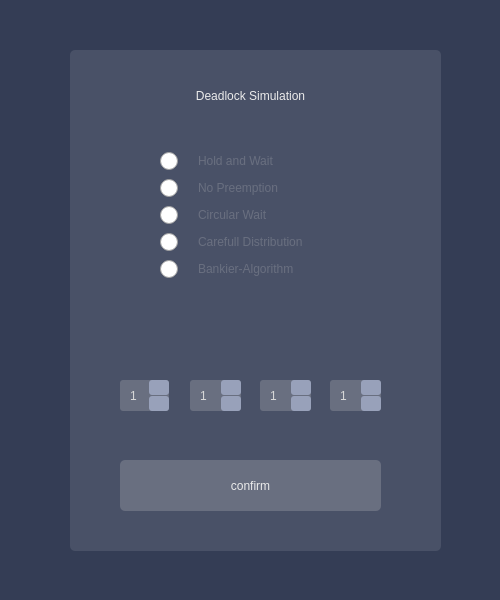
breathTake/Deadlocks-Algorithm-Simulation, file DeadLocks-Final-Test/startdialog.ui: the form before one commit.
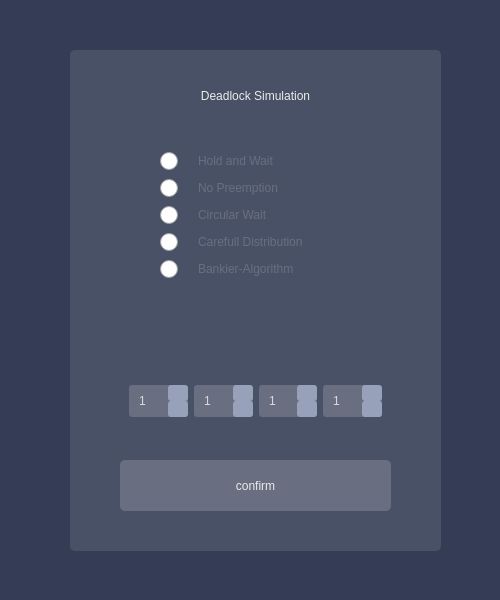
The form after the commit. Icons and pictures are not drawn.

Commit message:
finished converting images into stylesheet qt widgets
all images for background labels removed and replaced with correct stylesheets
cleaned up unneeded resources

```diff
--- a/DeadLocks-Final-Test/startdialog.ui
+++ b/DeadLocks-Final-Test/startdialog.ui
@@ -242,7 +242,7 @@
     <rect>
      <x>120</x>
      <y>460</y>
-     <width>261</width>
+     <width>271</width>
      <height>51</height>
     </rect>
    </property>
@@ -256,8 +256,8 @@
 QPushButton::pressed {
     border-radius: 5px;
 	background-color: rgb(43, 48, 63);
-	font: 18pt &quot;Futura BdCn BT&quot;;
 	color: rgb(217, 217, 217);
+	font: 18pt &quot;Futura Hv BT&quot;;
 }
 QPushButton::hover {
 	background-color: rgb(152, 161, 186);
@@ -271,251 +271,6 @@
     <bool>false</bool>
    </property>
   </widget>
-  <widget class="QSpinBox" name="spinBox_Printer">
-   <property name="geometry">
-    <rect>
-     <x>120</x>
-     <y>380</y>
-     <width>49</width>
-     <height>31</height>
-    </rect>
-   </property>
-   <property name="styleSheet">
-    <string notr="true"> QSpinBox {
-    padding-right: 15px; /* make room for the arrows */
-    border-width: 5px;
-	border-radius: 3px;
-	color: rgb(217, 217, 217);
-	background-color: rgb(105, 111, 128);
-    padding: 8px;
-}
-
-QSpinBox::up-button {
-    subcontrol-origin: border;
-	border-radius: 3px;
-    subcontrol-position:  top right; 
-	background-color: rgb(152, 161, 186);
-    width: 20px;
-    border-width: 3px;
-}
-
-QSpinBox::up-button:hover {
-	background-color: rgb(183, 194, 224);
-}
-
-QSpinBox::up-arrow {
-	image: url(:/resources/arrow_up.png);
-}
-
-QSpinBox::down-button {
-    subcontrol-origin: border;
-	border-radius: 3px;
-    subcontrol-position:  bottom right; /* position at the top right corner */
-	background-color: rgb(152, 161, 186);
-    width: 20px; /* 16 + 2*1px border-width = 15px padding + 3px parent border */
-    border-width: 3px;
-}
-
-QSpinBox::down-button:hover {
-	background-color: rgb(183, 194, 224);
-}
-
-QSpinBox::down-arrow {
-	image: url(:/resources/arrow_down.png);
-}
-</string>
-   </property>
-   <property name="minimum">
-    <number>1</number>
-   </property>
-   <property name="maximum">
-    <number>10</number>
-   </property>
-  </widget>
-  <widget class="QSpinBox" name="spinBox_Cd">
-   <property name="geometry">
-    <rect>
-     <x>190</x>
-     <y>380</y>
-     <width>51</width>
-     <height>31</height>
-    </rect>
-   </property>
-   <property name="styleSheet">
-    <string notr="true"> QSpinBox {
-    padding-right: 15px; /* make room for the arrows */
-    border-width: 5px;
-	border-radius: 3px;
-	color: rgb(217, 217, 217);
-	background-color: rgb(105, 111, 128);
-    padding: 8px;
-}
-
-QSpinBox::up-button {
-    subcontrol-origin: border;
-	border-radius: 3px;
-    subcontrol-position:  top right; 
-	background-color: rgb(152, 161, 186);
-    width: 20px;
-    border-width: 3px;
-}
-
-QSpinBox::up-button:hover {
-	background-color: rgb(183, 194, 224);
-}
-
-QSpinBox::up-arrow {
-	image: url(:/resources/arrow_up.png);
-}
-
-QSpinBox::down-button {
-    subcontrol-origin: border;
-	border-radius: 3px;
-    subcontrol-position:  bottom right; /* position at the top right corner */
-	background-color: rgb(152, 161, 186);
-    width: 20px; /* 16 + 2*1px border-width = 15px padding + 3px parent border */
-    border-width: 3px;
-}
-
-QSpinBox::down-button:hover {
-	background-color: rgb(183, 194, 224);
-}
-
-QSpinBox::down-arrow {
-	image: url(:/resources/arrow_down.png);
-}
-
-</string>
-   </property>
-   <property name="minimum">
-    <number>1</number>
-   </property>
-   <property name="maximum">
-    <number>10</number>
-   </property>
-  </widget>
-  <widget class="QSpinBox" name="spinBox_Plotter">
-   <property name="geometry">
-    <rect>
-     <x>260</x>
-     <y>380</y>
-     <width>51</width>
-     <height>31</height>
-    </rect>
-   </property>
-   <property name="styleSheet">
-    <string notr="true"> QSpinBox {
-    padding-right: 15px; /* make room for the arrows */
-    border-width: 5px;
-	border-radius: 3px;
-	color: rgb(217, 217, 217);
-	background-color: rgb(105, 111, 128);
-    padding: 8px;
-}
-
-QSpinBox::up-button {
-    subcontrol-origin: border;
-	border-radius: 3px;
-    subcontrol-position:  top right; 
-	background-color: rgb(152, 161, 186);
-    width: 20px;
-    border-width: 3px;
-}
-
-QSpinBox::up-button:hover {
-	background-color: rgb(183, 194, 224);
-}
-
-QSpinBox::up-arrow {
-	image: url(:/resources/arrow_up.png);
-}
-
-QSpinBox::down-button {
-    subcontrol-origin: border;
-	border-radius: 3px;
-    subcontrol-position:  bottom right; /* position at the top right corner */
-	background-color: rgb(152, 161, 186);
-    width: 20px; /* 16 + 2*1px border-width = 15px padding + 3px parent border */
-    border-width: 3px;
-}
-
-QSpinBox::down-button:hover {
-	background-color: rgb(183, 194, 224);
-}
-
-QSpinBox::down-arrow {
-	image: url(:/resources/arrow_down.png);
-}
-</string>
-   </property>
-   <property name="minimum">
-    <number>1</number>
-   </property>
-   <property name="maximum">
-    <number>10</number>
-   </property>
-  </widget>
-  <widget class="QSpinBox" name="spinBox_TapeDrive">
-   <property name="geometry">
-    <rect>
-     <x>330</x>
-     <y>380</y>
-     <width>51</width>
-     <height>31</height>
-    </rect>
-   </property>
-   <property name="styleSheet">
-    <string notr="true"> QSpinBox {
-    padding-right: 15px; /* make room for the arrows */
-    border-width: 5px;
-	border-radius: 3px;
-	color: rgb(217, 217, 217);
-	background-color: rgb(105, 111, 128);
-    padding: 8px;
-}
-
-QSpinBox::up-button {
-    subcontrol-origin: border;
-	border-radius: 3px;
-    subcontrol-position:  top right; 
-	background-color: rgb(152, 161, 186);
-    width: 20px;
-    border-width: 3px;
-}
-
-QSpinBox::up-button:hover {
-	background-color: rgb(183, 194, 224);
-}
-
-QSpinBox::up-arrow {
-	image: url(:/resources/arrow_up.png);
-}
-
-QSpinBox::down-button {
-    subcontrol-origin: border;
-	border-radius: 3px;
-    subcontrol-position:  bottom right; /* position at the top right corner */
-	background-color: rgb(152, 161, 186);
-    width: 20px; /* 16 + 2*1px border-width = 15px padding + 3px parent border */
-    border-width: 3px;
-}
-
-QSpinBox::down-button:hover {
-	background-color: rgb(183, 194, 224);
-}
-
-QSpinBox::down-arrow {
-	image: url(:/resources/arrow_down.png);
-}
-</string>
-   </property>
-   <property name="minimum">
-    <number>1</number>
-   </property>
-   <property name="maximum">
-    <number>10</number>
-   </property>
-  </widget>
   <widget class="QLabel" name="label_background">
    <property name="geometry">
     <rect>
@@ -533,29 +288,12 @@
     <string/>
    </property>
   </widget>
-  <widget class="QLabel" name="label_Printer_Icon">
-   <property name="geometry">
-    <rect>
-     <x>130</x>
-     <y>330</y>
-     <width>30</width>
-     <height>30</height>
-    </rect>
-   </property>
-   <property name="styleSheet">
-    <string notr="true">background-color: none;
-image: url(:/resources/Printer_Icon.png);</string>
-   </property>
-   <property name="text">
-    <string/>
-   </property>
-  </widget>
   <widget class="QLabel" name="label_Header">
    <property name="geometry">
     <rect>
      <x>120</x>
      <y>80</y>
-     <width>261</width>
+     <width>271</width>
      <height>31</height>
     </rect>
    </property>
@@ -572,56 +310,293 @@
     <set>Qt::AlignCenter</set>
    </property>
   </widget>
-  <widget class="QLabel" name="label_CD_Icon">
+  <widget class="QFrame" name="frame_2">
    <property name="geometry">
     <rect>
-     <x>200</x>
-     <y>330</y>
-     <width>30</width>
-     <height>30</height>
+     <x>120</x>
+     <y>310</y>
+     <width>271</width>
+     <height>116</height>
     </rect>
    </property>
    <property name="styleSheet">
-    <string notr="true">background-color: none;
+    <string notr="true">background-color: none;</string>
+   </property>
+   <layout class="QGridLayout" name="gridLayout">
+    <item row="1" column="0">
+     <widget class="QSpinBox" name="spinBox_Printer">
+      <property name="styleSheet">
+       <string notr="true"> QSpinBox {
+    padding-right: 15px; /* make room for the arrows */
+    border-width: 5px;
+	border-radius: 3px;
+	color: rgb(217, 217, 217);
+	background-color: rgb(105, 111, 128);
+    padding: 8px;
+}
+
+QSpinBox::up-button {
+    subcontrol-origin: border;
+	border-radius: 3px;
+    subcontrol-position:  top right; 
+	background-color: rgb(152, 161, 186);
+    width: 20px;
+    border-width: 3px;
+}
+
+QSpinBox::up-button:hover {
+	background-color: rgb(183, 194, 224);
+}
+
+QSpinBox::up-arrow {
+	image: url(:/resources/arrow_up.png);
+}
+
+QSpinBox::down-button {
+    subcontrol-origin: border;
+	border-radius: 3px;
+    subcontrol-position:  bottom right; /* position at the top right corner */
+	background-color: rgb(152, 161, 186);
+    width: 20px; /* 16 + 2*1px border-width = 15px padding + 3px parent border */
+    border-width: 3px;
+}
+
+QSpinBox::down-button:hover {
+	background-color: rgb(183, 194, 224);
+}
+
+QSpinBox::down-arrow {
+	image: url(:/resources/arrow_down.png);
+}
+</string>
+      </property>
+      <property name="minimum">
+       <number>1</number>
+      </property>
+      <property name="maximum">
+       <number>10</number>
+      </property>
+     </widget>
+    </item>
+    <item row="1" column="3">
+     <widget class="QSpinBox" name="spinBox_TapeDrive">
+      <property name="styleSheet">
+       <string notr="true"> QSpinBox {
+    padding-right: 15px; /* make room for the arrows */
+    border-width: 5px;
+	border-radius: 3px;
+	color: rgb(217, 217, 217);
+	background-color: rgb(105, 111, 128);
+    padding: 8px;
+}
+
+QSpinBox::up-button {
+    subcontrol-origin: border;
+	border-radius: 3px;
+    subcontrol-position:  top right; 
+	background-color: rgb(152, 161, 186);
+    width: 20px;
+    border-width: 3px;
+}
+
+QSpinBox::up-button:hover {
+	background-color: rgb(183, 194, 224);
+}
+
+QSpinBox::up-arrow {
+	image: url(:/resources/arrow_up.png);
+}
+
+QSpinBox::down-button {
+    subcontrol-origin: border;
+	border-radius: 3px;
+    subcontrol-position:  bottom right; /* position at the top right corner */
+	background-color: rgb(152, 161, 186);
+    width: 20px; /* 16 + 2*1px border-width = 15px padding + 3px parent border */
+    border-width: 3px;
+}
+
+QSpinBox::down-button:hover {
+	background-color: rgb(183, 194, 224);
+}
+
+QSpinBox::down-arrow {
+	image: url(:/resources/arrow_down.png);
+}
+</string>
+      </property>
+      <property name="minimum">
+       <number>1</number>
+      </property>
+      <property name="maximum">
+       <number>10</number>
+      </property>
+     </widget>
+    </item>
+    <item row="1" column="1">
+     <widget class="QSpinBox" name="spinBox_Cd">
+      <property name="styleSheet">
+       <string notr="true"> QSpinBox {
+    padding-right: 15px; /* make room for the arrows */
+    border-width: 5px;
+	border-radius: 3px;
+	color: rgb(217, 217, 217);
+	background-color: rgb(105, 111, 128);
+    padding: 8px;
+}
+
+QSpinBox::up-button {
+    subcontrol-origin: border;
+	border-radius: 3px;
+    subcontrol-position:  top right; 
+	background-color: rgb(152, 161, 186);
+    width: 20px;
+    border-width: 3px;
+}
+
+QSpinBox::up-button:hover {
+	background-color: rgb(183, 194, 224);
+}
+
+QSpinBox::up-arrow {
+	image: url(:/resources/arrow_up.png);
+}
+
+QSpinBox::down-button {
+    subcontrol-origin: border;
+	border-radius: 3px;
+    subcontrol-position:  bottom right; /* position at the top right corner */
+	background-color: rgb(152, 161, 186);
+    width: 20px; /* 16 + 2*1px border-width = 15px padding + 3px parent border */
+    border-width: 3px;
+}
+
+QSpinBox::down-button:hover {
+	background-color: rgb(183, 194, 224);
+}
+
+QSpinBox::down-arrow {
+	image: url(:/resources/arrow_down.png);
+}
+
+</string>
+      </property>
+      <property name="minimum">
+       <number>1</number>
+      </property>
+      <property name="maximum">
+       <number>10</number>
+      </property>
+     </widget>
+    </item>
+    <item row="0" column="1">
+     <widget class="QLabel" name="label_CD_Icon">
+      <property name="styleSheet">
+       <string notr="true">background-color: none;
 image: url(:/resources/CD-ROM_Icon.png);</string>
-   </property>
-   <property name="text">
-    <string/>
-   </property>
-  </widget>
-  <widget class="QLabel" name="label_Plotter_Icon">
-   <property name="geometry">
-    <rect>
-     <x>270</x>
-     <y>330</y>
-     <width>30</width>
-     <height>30</height>
-    </rect>
-   </property>
-   <property name="styleSheet">
-    <string notr="true">background-color: none;
+      </property>
+      <property name="text">
+       <string/>
+      </property>
+     </widget>
+    </item>
+    <item row="0" column="0">
+     <widget class="QLabel" name="label_Printer_Icon">
+      <property name="styleSheet">
+       <string notr="true">background-color: none;
+image: url(:/resources/Printer_Icon.png);</string>
+      </property>
+      <property name="text">
+       <string/>
+      </property>
+     </widget>
+    </item>
+    <item row="0" column="2">
+     <widget class="QLabel" name="label_Plotter_Icon">
+      <property name="styleSheet">
+       <string notr="true">background-color: none;
 image: url(:/resources/Plotter_Icon.png);</string>
-   </property>
-   <property name="text">
-    <string/>
-   </property>
-  </widget>
-  <widget class="QLabel" name="label_TapeDrive_Icon">
-   <property name="geometry">
-    <rect>
-     <x>340</x>
-     <y>330</y>
-     <width>30</width>
-     <height>30</height>
-    </rect>
-   </property>
-   <property name="styleSheet">
-    <string notr="true">background-color: none;
+      </property>
+      <property name="text">
+       <string/>
+      </property>
+     </widget>
+    </item>
+    <item row="0" column="3">
+     <widget class="QLabel" name="label_TapeDrive_Icon">
+      <property name="styleSheet">
+       <string notr="true">background-color: none;
 image: url(:/resources/TapeDrive_Icon.png);</string>
-   </property>
-   <property name="text">
-    <string/>
-   </property>
+      </property>
+      <property name="text">
+       <string/>
+      </property>
+     </widget>
+    </item>
+    <item row="1" column="2">
+     <widget class="QSpinBox" name="spinBox_Plotter">
+      <property name="styleSheet">
+       <string notr="true"> QSpinBox {
+    padding-right: 15px; /* make room for the arrows */
+    border-width: 5px;
+	border-radius: 3px;
+	color: rgb(217, 217, 217);
+	background-color: rgb(105, 111, 128);
+    padding: 8px;
+}
+
+QSpinBox::up-button {
+    subcontrol-origin: border;
+	border-radius: 3px;
+    subcontrol-position:  top right; 
+	background-color: rgb(152, 161, 186);
+    width: 20px;
+    border-width: 3px;
+}
+
+QSpinBox::up-button:hover {
+	background-color: rgb(183, 194, 224);
+}
+
+QSpinBox::up-arrow {
+	image: url(:/resources/arrow_up.png);
+}
+
+QSpinBox::down-button {
+    subcontrol-origin: border;
+	border-radius: 3px;
+    subcontrol-position:  bottom right; /* position at the top right corner */
+	background-color: rgb(152, 161, 186);
+    width: 20px; /* 16 + 2*1px border-width = 15px padding + 3px parent border */
+    border-width: 3px;
+}
+
+QSpinBox::down-button:hover {
+	background-color: rgb(183, 194, 224);
+}
+
+QSpinBox::down-arrow {
+	image: url(:/resources/arrow_down.png);
+}
+</string>
+      </property>
+      <property name="minimum">
+       <number>1</number>
+      </property>
+      <property name="maximum">
+       <number>10</number>
+      </property>
+     </widget>
+    </item>
+   </layout>
+   <zorder>spinBox_Printer</zorder>
+   <zorder>spinBox_TapeDrive</zorder>
+   <zorder>spinBox_Cd</zorder>
+   <zorder>label_CD_Icon</zorder>
+   <zorder>label_Printer_Icon</zorder>
+   <zorder>label_Plotter_Icon</zorder>
+   <zorder>spinBox_Plotter</zorder>
+   <zorder>label_TapeDrive_Icon</zorder>
   </widget>
   <zorder>label_background</zorder>
   <zorder>frame</zorder>
@@ -635,6 +610,7 @@
   <zorder>label_CD_Icon</zorder>
   <zorder>label_Plotter_Icon</zorder>
   <zorder>label_TapeDrive_Icon</zorder>
+  <zorder>frame_2</zorder>
  </widget>
  <resources>
   <include location="resources.qrc"/>
```
The commit also changes 22 other files.
